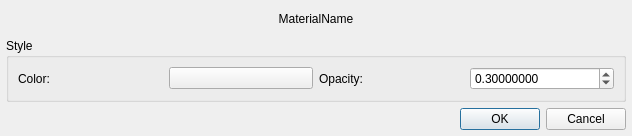
Old version of the form hexrd/ui/resources/ui/azimuthal_overlay_style_picker.ui in the repository HEXRD/hexrdgui.
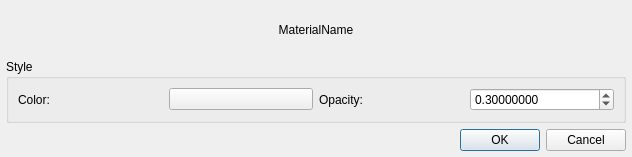
New version of the form. Custom widgets are drawn as their Qt base class.

```diff
--- a/hexrd/ui/resources/ui/azimuthal_overlay_style_picker.ui
+++ b/hexrd/ui/resources/ui/azimuthal_overlay_style_picker.ui
@@ -7,7 +7,7 @@
     <x>0</x>
     <y>0</y>
     <width>632</width>
-    <height>136</height>
+    <height>157</height>
    </rect>
   </property>
   <layout class="QGridLayout" name="gridLayout">
```
Left out of the diff: 11 changed lines with no effect on the pictures.
